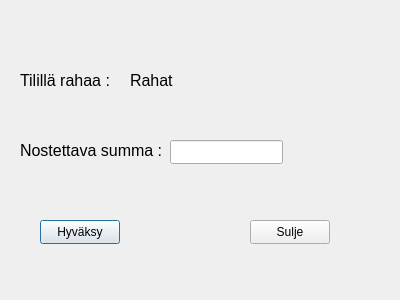
First picture: the form in bank-automat/withdrawal.ui, repository Jellonaa/BankAutomat_Project, before the edit.
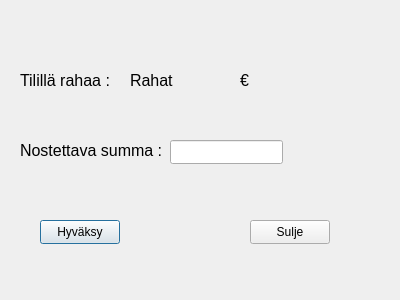
Second picture: the form after the edit.

What changed in the file:
```diff
--- a/bank-automat/withdrawal.ui
+++ b/bank-automat/withdrawal.ui
@@ -36,7 +36,7 @@
     <rect>
      <x>130</x>
      <y>60</y>
-     <width>161</width>
+     <width>91</width>
      <height>41</height>
     </rect>
    </property>
@@ -116,6 +116,24 @@
     <string/>
    </property>
   </widget>
+  <widget class="QLabel" name="label_3">
+   <property name="geometry">
+    <rect>
+     <x>240</x>
+     <y>60</y>
+     <width>49</width>
+     <height>41</height>
+    </rect>
+   </property>
+   <property name="font">
+    <font>
+     <pointsize>12</pointsize>
+    </font>
+   </property>
+   <property name="text">
+    <string>€</string>
+   </property>
+  </widget>
  </widget>
  <resources/>
  <connections/>
```
